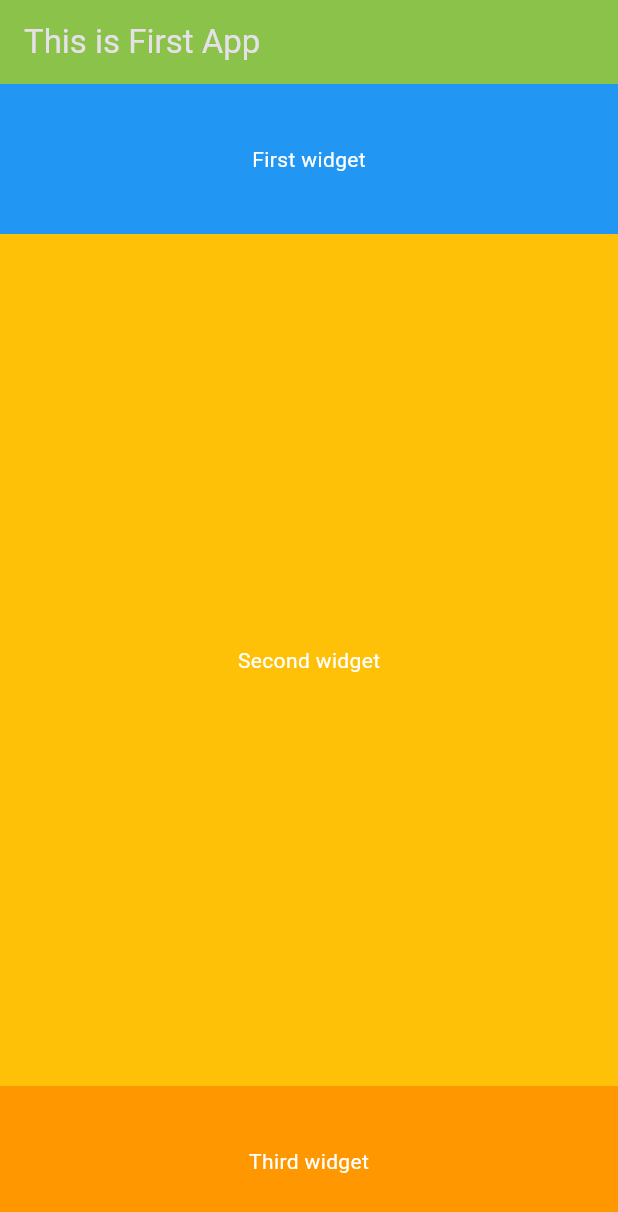
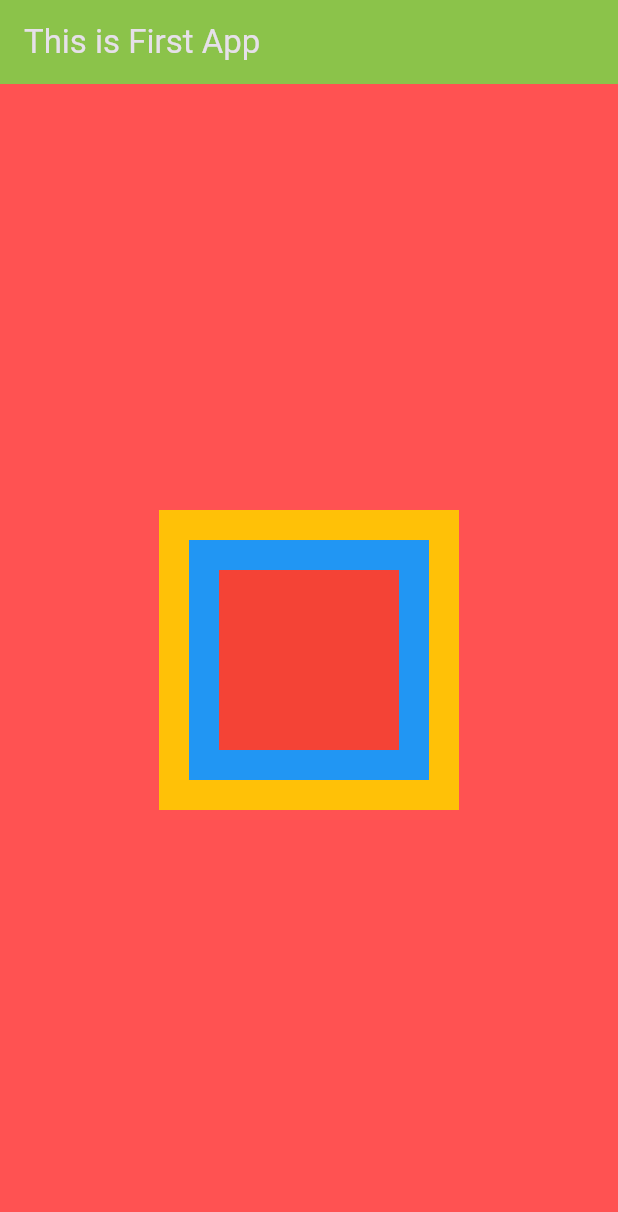
Before and after one commit to PankajJoshi-hp/FlutterFirstRepo, a Flutter app: the screen it shows after launch, on a phone screen of 412 x 824 dp. Shown: the top 1212 px of the screen. Run offline on Flutter 3.47's test engine with Material 3 defaults, Android fonts, the phone set to English and light mode, and no system bars.

Commit message:
Stack class completed

```diff
--- a/lib/main.dart
+++ b/lib/main.dart
@@ -52,49 +52,88 @@ class ChildApp extends StatelessWidget {
       //     Text('This is text inside row'),
       //   ],
       // ),
-      body: Center(
-          child: Column(
+      // body: Center(
+      //     child: Column(
+      //   children: <Widget>[
+      //     Container(
+      //       color: Colors.blue,
+      //       height: 100,
+      //       child: Center(
+      //         child: Text(
+      //           'First widget',
+      //           style: TextStyle(
+      //             color: Colors.white,
+      //           ),
+      //         ),
+      //       ),
+      //     ),
+      //     Expanded(
+      //       child: Container(
+      //         color: Colors.amber,
+      //         // width: 200,
+      //         child: Center(
+      //           child: Text(
+      //             'Second widget',
+      //             style: TextStyle(
+      //               color: Colors.white,
+      //             ),
+      //           ),
+      //         ),
+      //       ),
+      //     ),
+      //     Container(
+      //       color: Colors.orange,
+      //       height: 100,
+      //       child: Center(
+      //         child: Text(
+      //           'Third widget',
+      //           style: TextStyle(
+      //             color: Colors.white,
+      //           ),
+      //         ),
+      //       ),
+      //     ),
+      //   ],
+      // )),
+      //   body: Center(
+      //       child: SizedBox(
+      //     width: 200.0,
+      //     height: 300.0,
+      //     child: Card(
+      //         color: Colors.cyan,
+      //         child: Center(
+      //           child: Text(
+      //             'Hello this is Sizebox',
+      //             style: TextStyle(fontSize: 24),
+      //             textAlign: TextAlign.center,
+      //           ),
+      //         )),
+      //   )),
+      body: Stack(
         children: <Widget>[
-          Container(
-            color: Colors.blue,
-            height: 100,
-            child: Center(
-              child: Text(
-                'First widget',
-                style: TextStyle(
-                  color: Colors.white,
-                ),
-              ),
+          Center(
+            child: Container(
+              width: 200,
+              height: 200,
+              color: Colors.amber,
             ),
           ),
-          Expanded(
+          Center(
             child: Container(
-              color: Colors.amber,
-              // width: 200,
-              child: Center(
-                child: Text(
-                  'Second widget',
-                  style: TextStyle(
-                    color: Colors.white,
-                  ),
-                ),
-              ),
+              width: 160,
+              height: 160,
+              color: Colors.blue,
             ),
           ),
-          Container(
-            color: Colors.orange,
-            height: 100,
-            child: Center(
-              child: Text(
-                'Third widget',
-                style: TextStyle(
-                  color: Colors.white,
-                ),
-              ),
+          Center(
+            child: Container(
+              width: 120,
+              height: 120,
+              color: Colors.red,
             ),
           ),
         ],
-      )),
+      ),
     );
   }
 }
```
